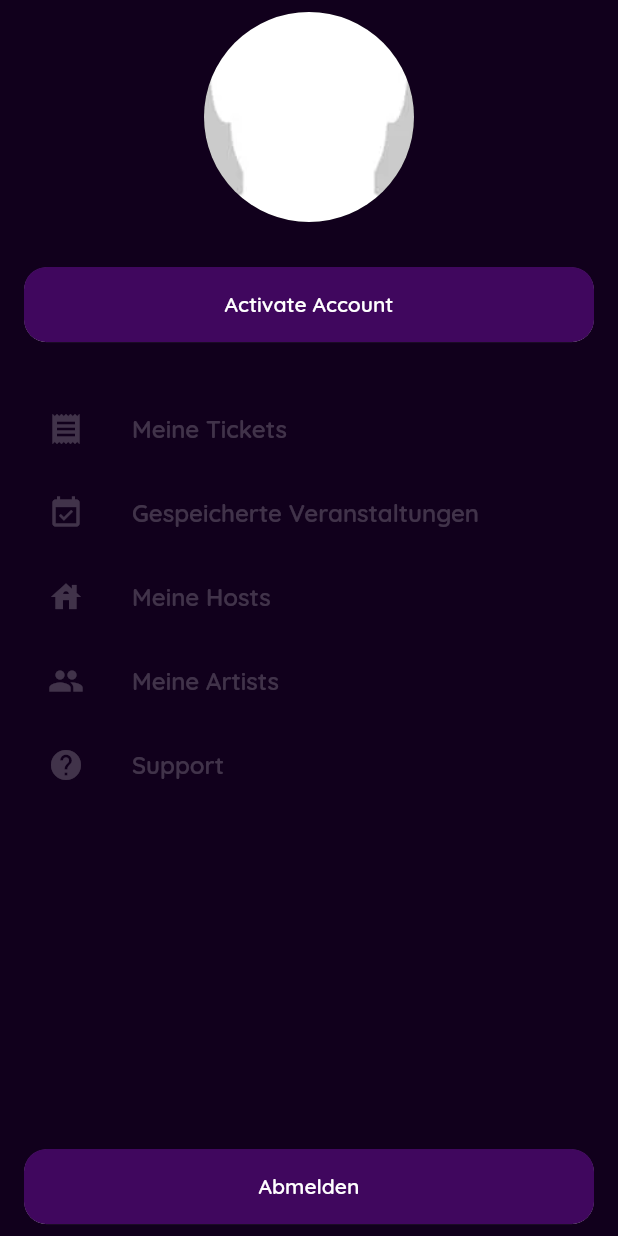
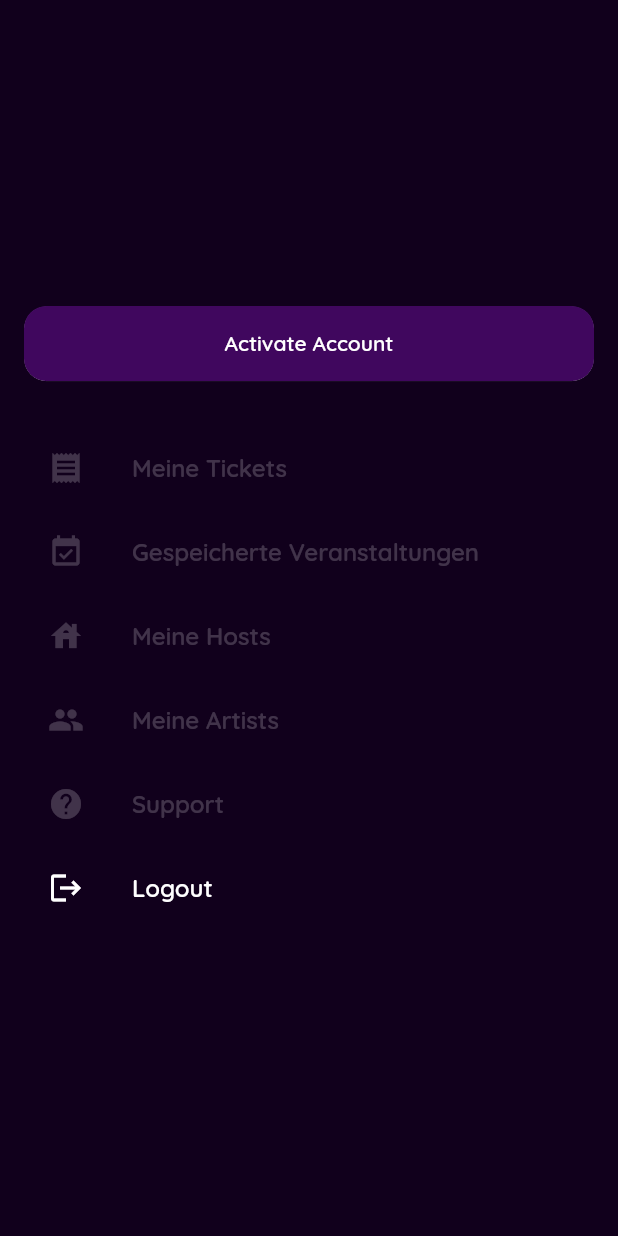
Before and after one commit to domidanke/event_finder, a Flutter app: the GuestProfilePage screen opened directly, on a phone screen of 412 x 824 dp. Run offline on Flutter 3.47's test engine with Material 2 defaults, Android fonts, the phone set to English and light mode, and no system bars; drawn by our look-alikes of dynamic_color; our stand-ins replace cloud_firestore, firebase_auth, firebase_core, firebase_storage, firebase_ui_firestore, geocoding and 5 more; missing offline and left inert: geoflutterfire_plus, qr_code_scanner; accounts and stored records are empty.

Commit message:
finalize guest design

```diff
--- a/lib/views/auth/onboarding_page.dart
+++ b/lib/views/auth/onboarding_page.dart
@@ -3,7 +3,6 @@ import 'package:event_finder/widgets/kk_button.dart';
 import 'package:flutter/material.dart';
 
 import '../../models/consts.dart';
-import '../../widgets/google_sign_in_button.dart';
 
 class OnboardingPage extends StatefulWidget {
   const OnboardingPage({Key? key}) : super(key: key);
@@ -131,10 +130,6 @@ class _OnboardingPageState extends State<OnboardingPage>
     if (_currentPage + 1 == onboardingPageModels.length) {
       return Column(
         children: [
-          const GoogleSignInButton(),
-          const SizedBox(
-            height: 16,
-          ),
           Row(
             mainAxisAlignment: MainAxisAlignment.spaceEvenly,
             children: [
--- a/lib/views/feature/base/base_profile_page.dart
+++ b/lib/views/feature/base/base_profile_page.dart
@@ -1,7 +1,6 @@
 import 'package:event_finder/models/app_user.dart';
 import 'package:event_finder/services/auth.service.dart';
 import 'package:event_finder/services/state.service.dart';
-import 'package:event_finder/widgets/kk_button.dart';
 import 'package:flutter/material.dart';
 import 'package:provider/provider.dart';
 
@@ -105,20 +104,19 @@ class _BaseProfilePageState extends State<BaseProfilePage> {
                       Navigator.pushNamed(context, 'support_page');
                     },
                   ),
-                ],
-              )),
-              Padding(
-                padding: const EdgeInsets.all(8.0),
-                child: KKButton(
-                    onPressed: () async {
+                  ListTile(
+                    leading: const Icon(Icons.logout),
+                    title: const Text('Logout'),
+                    onTap: () async {
                       await AuthService().signOut().then((value) => {
                             StateService().resetCurrentUserSilent(),
                             Navigator.pushNamedAndRemoveUntil(
                                 context, '/', (Route<dynamic> route) => false),
                           });
                     },
-                    buttonText: 'Abmelden'),
-              ),
+                  ),
+                ],
+              )),
             ],
           ),
         ),
--- a/lib/views/feature/guest/guest_profile_page.dart
+++ b/lib/views/feature/guest/guest_profile_page.dart
@@ -21,17 +21,9 @@ class _GuestProfilePageState extends State<GuestProfilePage> {
           child: Column(
             children: [
               Expanded(
-                child: ListView(
+                child: Column(
+                  mainAxisAlignment: MainAxisAlignment.center,
                   children: [
-                    CircleAvatar(
-                      radius: 70,
-                      backgroundImage:
-                          Image.asset('assets/images/profile_placeholder.png')
-                              .image,
-                    ),
-                    const SizedBox(
-                      height: 30,
-                    ),
                     KKButton(
                         onPressed: () {
                           Navigator.pushNamed(context, 'activate_account');
@@ -80,18 +72,20 @@ class _GuestProfilePageState extends State<GuestProfilePage> {
                         onTap: () {},
                       ),
                     ),
+                    ListTile(
+                      leading: const Icon(Icons.logout),
+                      title: const Text('Logout'),
+                      onTap: () async {
+                        await AuthService().signOut().then((value) => {
+                              StateService().resetCurrentUserSilent(),
+                              Navigator.pushNamedAndRemoveUntil(context, '/',
+                                  (Route<dynamic> route) => false),
+                            });
+                      },
+                    ),
                   ],
                 ),
               ),
-              KKButton(
-                  onPressed: () async {
-                    await AuthService().signOut().then((value) => {
-                          StateService().resetCurrentUserSilent(),
-                          Navigator.pushNamedAndRemoveUntil(
-                              context, '/', (Route<dynamic> route) => false),
-                        });
-                  },
-                  buttonText: 'Abmelden'),
             ],
           ),
         ),
```
Also changed, not shown: lib/views/auth/activate_account_page.dart (+13 -4 lines), lib/views/feature/base/events_page.dart (+10 -2 lines), lib/views/feature/base/genre_search_result_page.dart (+5 -4 lines), lib/views/feature/guest/guest_home_page.dart (+7 -2 lines), lib/views/feature/host/host_profile_page.dart (+11 -15 lines).
